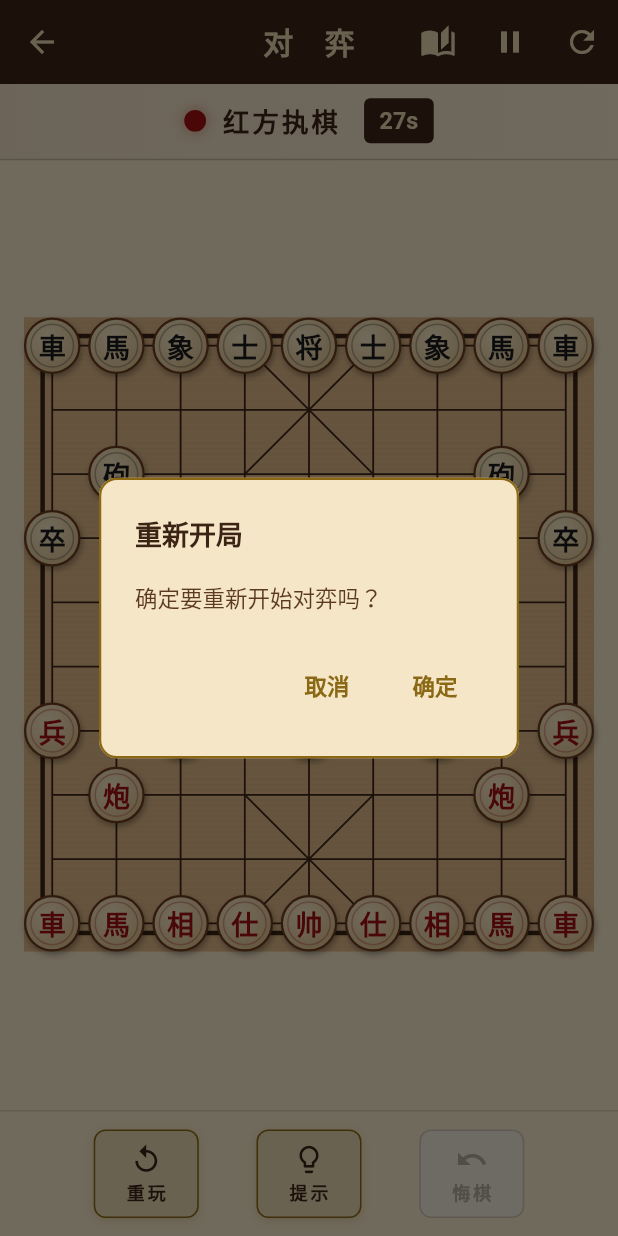
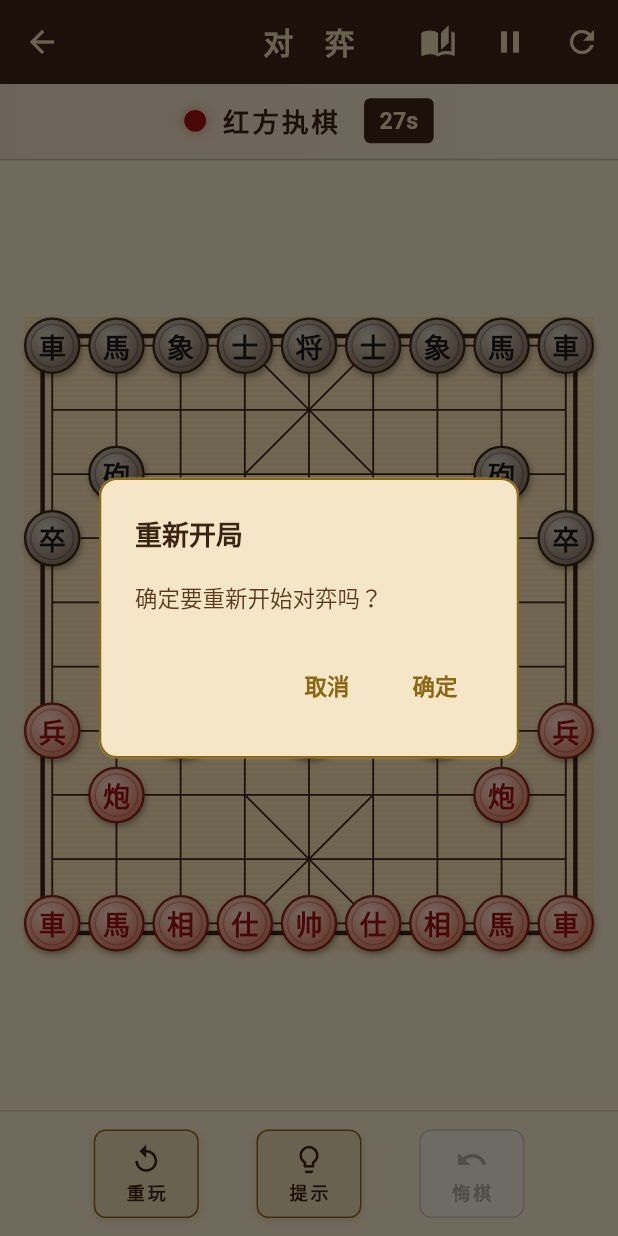
Before and after one commit to xingqianfsios-droid/test, a Flutter app: the GameView screen opened by its route, after a tap on "重玩", on a phone screen of 412 x 824 dp. Run offline on Flutter 3.47's test engine with Material 3 defaults, Android fonts, the light colour scheme and no system bars; our stand-ins replace audioplayers, freezed_annotation, get.

Commit message:
修复了样式

```diff
--- a/lib/views/board_painter.dart
+++ b/lib/views/board_painter.dart
@@ -27,7 +27,7 @@ class BoardPainter extends CustomPainter {
 
   void _drawBackground(Canvas canvas, Size size) {
     // 木质底色
-    final paint = Paint()..color = const Color(0xFFDEB887);
+    final paint = Paint()..color = const Color(0xFFF5DEB3);
     canvas.drawRect(Rect.fromLTWH(0, 0, size.width, size.height), paint);
 
     // 细微木纹纹理效果
--- a/lib/views/piece_widget.dart
+++ b/lib/views/piece_widget.dart
@@ -45,21 +45,28 @@ class PieceWidget extends StatelessWidget {
     final textColor = isRed ? const Color(0xFFA01010) : const Color(0xFF1A1A1A);
     final name = getPieceName(piece.type, piece.side);
 
+    // 红方：朱砂暖红；黑方：玄墨深棕
+    final normalColors = isRed
+        ? [const Color(0xFFFFE0D0), const Color(0xFFCC5A3A)]
+        : [const Color(0xFFD8D0C0), const Color(0xFF6A5040)];
+    final borderColor = isRed
+        ? const Color(0xFF8B2010)
+        : const Color(0xFF3A2810);
+
     return Container(
       width: size,
       height: size,
       decoration: BoxDecoration(
         shape: BoxShape.circle,
-        // 木质棋子渐变底色
         gradient: RadialGradient(
           center: const Alignment(-0.2, -0.3),
           radius: 0.9,
           colors: isSelected
               ? [const Color(0xFFFFF3D6), const Color(0xFFE8C878)]
-              : [const Color(0xFFF7E8C8), const Color(0xFFD4B47A)],
+              : normalColors,
         ),
         border: Border.all(
-          color: isSelected ? const Color(0xFFD4A84B) : const Color(0xFF6B3A1F),
+          color: isSelected ? const Color(0xFFD4A84B) : borderColor,
           width: isSelected ? 2.5 : 1.5,
         ),
         boxShadow: [
```
Also changed, not shown: pubspec.lock.
